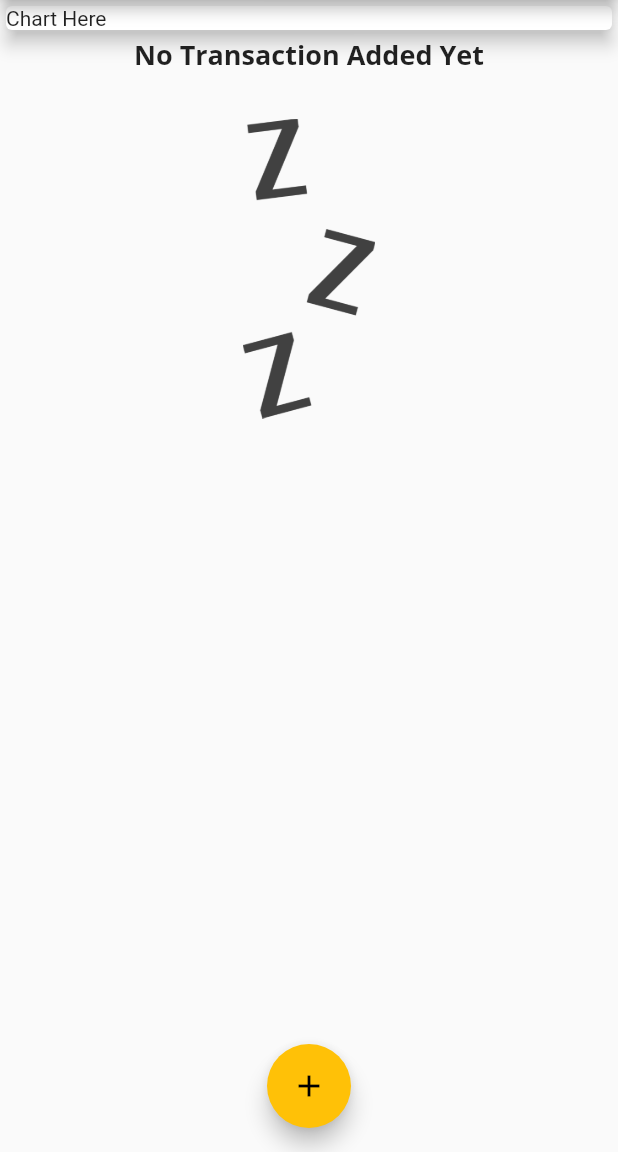
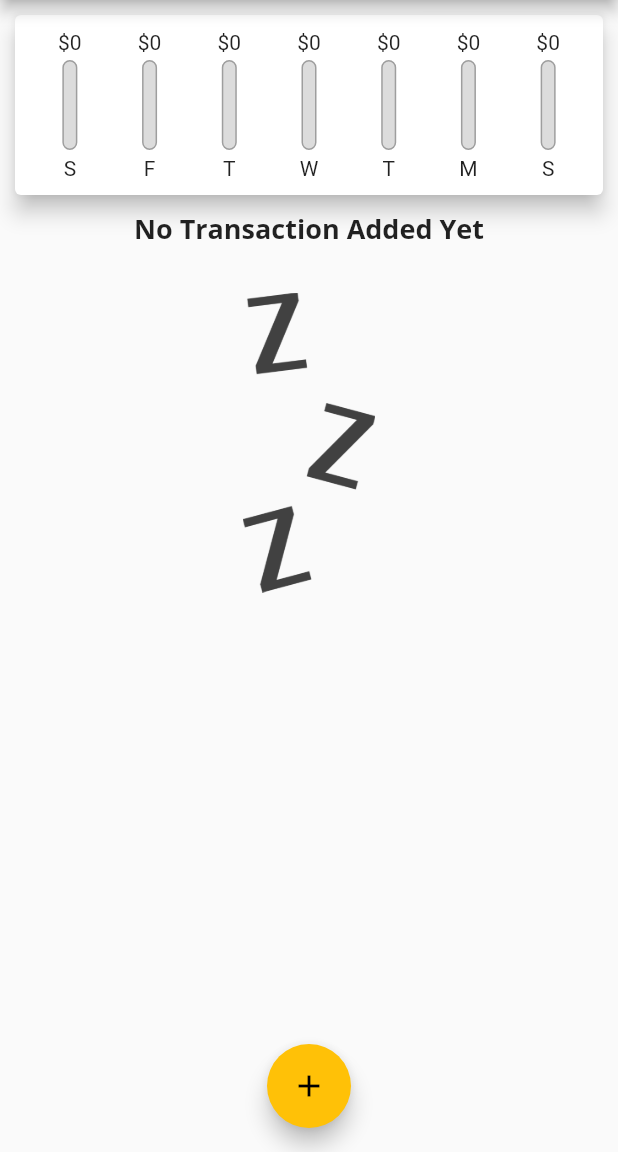
Before and after one commit to Arsalan-Khan17/Flutter-expense, a Flutter app: the screen it shows after launch, on a phone screen of 412 x 824 dp, the part 84-1236 px from its top. Run offline on Flutter 3.47's test engine with Material 2 defaults, Android fonts, the phone set to English and light mode, and no system bars.

Commit message:
expense chart added

```diff
--- a/lib/main.dart
+++ b/lib/main.dart
@@ -1,3 +1,4 @@
+import 'package:expense_app/widgets/chart.dart';
 import 'package:expense_app/widgets/new_transaction.dart';
 import 'package:expense_app/widgets/transaction_list.dart';
 import 'package:flutter/material.dart';
@@ -53,6 +54,12 @@ class _MyHomePageState extends State<MyHomePage> {
     // ),
   ];
 
+  List<Transaction> get _recentTransactions {
+    return _userTransactions.where((element) {
+      return element.date.isAfter(DateTime.now().subtract(Duration(days: 7)));
+    }).toList();
+  }
+
   void _addNewTransaction(String txTitle, double txAmount) {
     final newTx = Transaction(
         id: DateTime.now().toString(),
@@ -94,11 +101,7 @@ class _MyHomePageState extends State<MyHomePage> {
           // mainAxisAlignment: MainAxisAlignment.spaceAround,
           crossAxisAlignment: CrossAxisAlignment.stretch,
           children: [
-            Card(
-              child:
-                  Container(width: double.infinity, child: Text('Chart Here')),
-              elevation: 5,
-            ),
+            Chart(_recentTransactions),
             TransactionList(_userTransactions),
           ],
         ),
--- a/lib/widgets/chart.dart
+++ b/lib/widgets/chart.dart
@@ -1,13 +1,58 @@
+import 'package:expense_app/Models/transaction.dart';
+import 'package:expense_app/widgets/chart_bar.dart';
 import 'package:flutter/material.dart';
+import 'package:intl/intl.dart';
 
 class Chart extends StatelessWidget {
-  const Chart({Key? key}) : super(key: key);
+  Chart(this.recentTransactions);
+
+  final List<Transaction> recentTransactions;
+  List<Map<String, Object>> get groupTransacrions {
+    return List.generate(7, (index) {
+      final weekDay = DateTime.now().subtract(Duration(days: index));
+      double totalSum = 0;
+      for (var i = 0; i < recentTransactions.length; i++) {
+        if (recentTransactions[i].date.day == weekDay.day &&
+            recentTransactions[i].date.month == weekDay.month &&
+            recentTransactions[i].date.year == weekDay.year) {
+          totalSum += recentTransactions[i].amount;
+        }
+      }
+      return {
+        'day': DateFormat.E().format(weekDay).substring(0, 1),
+        'amount': totalSum
+      };
+    });
+  }
+
+  double get totalSpending {
+    return groupTransacrions.fold(0.0, (sum, item) {
+      return sum + (item['amount'] as double);
+    });
+  }
 
   @override
   Widget build(BuildContext context) {
     return Card(
       elevation: 6,
       margin: EdgeInsets.all(10),
+      child: Padding(
+        padding: const EdgeInsets.all(10.0),
+        child: Row(
+          mainAxisAlignment: MainAxisAlignment.spaceEvenly,
+          children: groupTransacrions.map((data) {
+            return Flexible(
+              fit: FlexFit.tight,
+              child: ChartBar(
+                  data['day'].toString(),
+                  data['amount'] as double,
+                  totalSpending == 0.0
+                      ? 0.0
+                      : (data['amount'] as double) / totalSpending),
+            );
+          }).toList(),
+        ),
+      ),
     );
   }
 }
--- /dev/null
+++ b/lib/widgets/chart_bar.dart
@@ -0,0 +1,43 @@
+import 'package:flutter/material.dart';
+
+class ChartBar extends StatelessWidget {
+  final String label;
+  final double spendingAmount;
+  final double spendingPctOfTotal;
+
+  const ChartBar(this.label, this.spendingAmount, this.spendingPctOfTotal);
+
+  @override
+  Widget build(BuildContext context) {
+    return Column(
+      children: [
+        FittedBox(child: Text('\$${spendingAmount.toStringAsFixed(0)}')),
+        SizedBox(height: 4),
+        Container(
+          height: 60,
+          width: 10,
+          child: Stack(
+            children: [
+              Container(
+                decoration: BoxDecoration(
+                    color: Color.fromRGBO(220, 220, 220, 1),
+                    borderRadius: BorderRadius.circular(10),
+                    border: Border.all(color: Colors.grey, width: 1.0)),
+              ),
+              FractionallySizedBox(
+                heightFactor: spendingPctOfTotal,
+                child: Container(
+                  decoration: BoxDecoration(
+                      color: Theme.of(context).primaryColor,
+                      borderRadius: BorderRadius.circular(10)),
+                ),
+              )
+            ],
+          ),
+        ),
+        SizedBox(height: 4),
+        Text(label)
+      ],
+    );
+  }
+}
```
